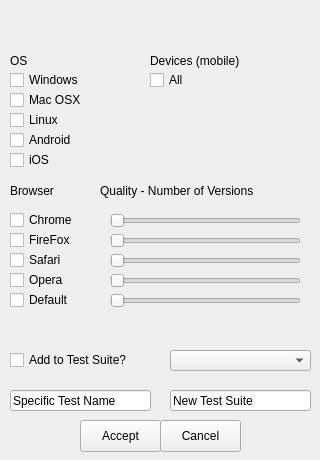
First picture: the form in src/testgenerationform.ui, repository lettergram/Selenium-Factory, before the edit.
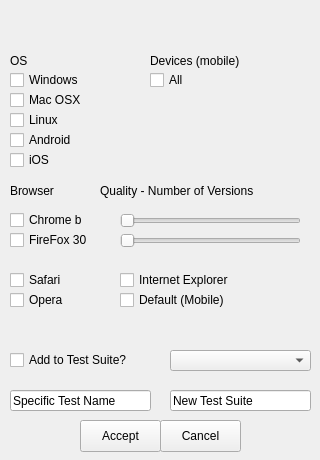
Second picture: the form after the edit.

Patch:
```diff
--- a/src/testgenerationform.ui
+++ b/src/testgenerationform.ui
@@ -125,12 +125,12 @@
      <rect>
       <x>10</x>
       <y>210</y>
-      <width>87</width>
+      <width>111</width>
       <height>20</height>
      </rect>
     </property>
     <property name="text">
-     <string>Chrome</string>
+     <string>Chrome b</string>
     </property>
    </widget>
    <widget class="QCheckBox" name="firefoxCheckBox">
@@ -138,20 +138,20 @@
      <rect>
       <x>10</x>
       <y>230</y>
-      <width>87</width>
+      <width>111</width>
       <height>20</height>
      </rect>
     </property>
     <property name="text">
-     <string>FireFox</string>
+     <string>FireFox 30</string>
     </property>
    </widget>
    <widget class="QCheckBox" name="safariCheckBox">
     <property name="geometry">
      <rect>
       <x>10</x>
-      <y>250</y>
-      <width>87</width>
+      <y>270</y>
+      <width>111</width>
       <height>20</height>
      </rect>
     </property>
@@ -163,8 +163,8 @@
     <property name="geometry">
      <rect>
       <x>10</x>
-      <y>270</y>
-      <width>87</width>
+      <y>290</y>
+      <width>111</width>
       <height>20</height>
      </rect>
     </property>
@@ -175,22 +175,22 @@
    <widget class="QCheckBox" name="defaultBrowserCheckBox">
     <property name="geometry">
      <rect>
-      <x>10</x>
+      <x>120</x>
       <y>290</y>
-      <width>87</width>
+      <width>121</width>
       <height>20</height>
      </rect>
     </property>
     <property name="text">
-     <string>Default</string>
+     <string>Default (Mobile)</string>
     </property>
    </widget>
    <widget class="QSlider" name="chromeSlider">
     <property name="geometry">
      <rect>
-      <x>110</x>
+      <x>120</x>
       <y>210</y>
-      <width>191</width>
+      <width>181</width>
       <height>22</height>
      </rect>
     </property>
@@ -201,48 +201,9 @@
    <widget class="QSlider" name="firefoxSlider">
     <property name="geometry">
      <rect>
-      <x>110</x>
+      <x>120</x>
       <y>230</y>
-      <width>191</width>
-      <height>22</height>
-     </rect>
-    </property>
-    <property name="orientation">
-     <enum>Qt::Horizontal</enum>
-    </property>
-   </widget>
-   <widget class="QSlider" name="safariSlider">
-    <property name="geometry">
-     <rect>
-      <x>110</x>
-      <y>250</y>
-      <width>191</width>
-      <height>22</height>
-     </rect>
-    </property>
-    <property name="orientation">
-     <enum>Qt::Horizontal</enum>
-    </property>
-   </widget>
-   <widget class="QSlider" name="operaSlider">
-    <property name="geometry">
-     <rect>
-      <x>110</x>
-      <y>270</y>
-      <width>191</width>
-      <height>22</height>
-     </rect>
-    </property>
-    <property name="orientation">
-     <enum>Qt::Horizontal</enum>
-    </property>
-   </widget>
-   <widget class="QSlider" name="defaultSlider">
-    <property name="geometry">
-     <rect>
-      <x>110</x>
-      <y>290</y>
-      <width>191</width>
+      <width>181</width>
       <height>22</height>
      </rect>
     </property>
@@ -364,6 +325,19 @@
      <string>Cancel</string>
     </property>
    </widget>
+   <widget class="QCheckBox" name="IECheckBox">
+    <property name="geometry">
+     <rect>
+      <x>120</x>
+      <y>270</y>
+      <width>131</width>
+      <height>20</height>
+     </rect>
+    </property>
+    <property name="text">
+     <string>Internet Explorer</string>
+    </property>
+   </widget>
   </widget>
  </widget>
  <resources/>
```
